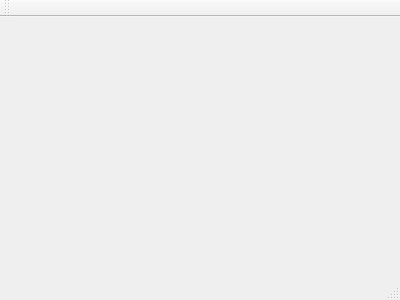
Before: the Qt Designer form src/mainwindow.ui in zhaozhengjuan/OpenCV-MNIST, drawn with Qt 5.
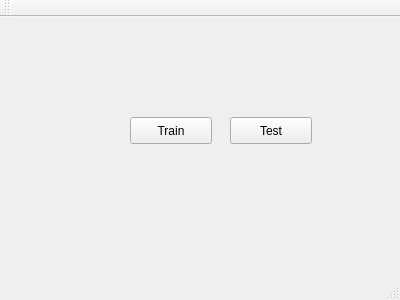
After: the same form once the commit is applied.

Patch:
```diff
--- a/src/mainwindow.ui
+++ b/src/mainwindow.ui
@@ -12,13 +12,55 @@
   <property name="windowTitle" >
    <string>MainWindow</string>
   </property>
-  <widget class="QMenuBar" name="menuBar" />
-  <widget class="QToolBar" name="mainToolBar" />
-  <widget class="QWidget" name="centralWidget" />
-  <widget class="QStatusBar" name="statusBar" />
+  <widget class="QWidget" name="centralWidget">
+   <widget class="QPushButton" name="ButtonTrain">
+    <property name="geometry">
+     <rect>
+      <x>130</x>
+      <y>100</y>
+      <width>82</width>
+      <height>27</height>
+     </rect>
+    </property>
+    <property name="text">
+     <string>Train</string>
+    </property>
+   </widget>
+   <widget class="QPushButton" name="ButtonTest">
+    <property name="geometry">
+     <rect>
+      <x>230</x>
+      <y>100</y>
+      <width>82</width>
+      <height>27</height>
+     </rect>
+    </property>
+    <property name="text">
+     <string>Test</string>
+    </property>
+   </widget>
+  </widget>
+  <widget class="QMenuBar" name="menuBar">
+   <property name="geometry">
+    <rect>
+     <x>0</x>
+     <y>0</y>
+     <width>400</width>
+     <height>24</height>
+    </rect>
+   </property>
+  </widget>
+  <widget class="QToolBar" name="mainToolBar">
+   <attribute name="toolBarArea">
+    <enum>TopToolBarArea</enum>
+   </attribute>
+   <attribute name="toolBarBreak">
+    <bool>false</bool>
+   </attribute>
+  </widget>
+  <widget class="QStatusBar" name="statusBar"/>
  </widget>
- <layoutDefault spacing="6" margin="11" />
- <pixmapfunction></pixmapfunction>
+ <layoutdefault spacing="6" margin="11"/>
  <resources/>
  <connections/>
 </ui>
```
Left out of the diff: 7 changed lines with no effect on the pictures.
